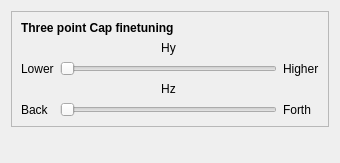
Before: the Qt Designer form src/qt_gui/cap_tweaking.ui in mavak/linux-track, drawn with Qt 5.
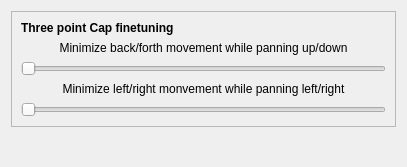
After: the same form once the commit is applied.

```diff
--- a/src/qt_gui/cap_tweaking.ui
+++ b/src/qt_gui/cap_tweaking.ui
@@ -6,8 +6,8 @@
    <rect>
     <x>0</x>
     <y>0</y>
-    <width>340</width>
-    <height>163</height>
+    <width>407</width>
+    <height>167</height>
    </rect>
   </property>
   <property name="windowTitle">
@@ -39,13 +39,6 @@
       <item>
        <layout class="QGridLayout" name="gridLayout">
         <item row="1" column="0">
-         <widget class="QLabel" name="label_5">
-          <property name="text">
-           <string>Lower</string>
-          </property>
-         </widget>
-        </item>
-        <item row="1" column="1">
          <widget class="QSlider" name="CapHy">
           <property name="minimum">
            <number>1</number>
@@ -58,60 +51,39 @@
           </property>
          </widget>
         </item>
-        <item row="1" column="2">
-         <widget class="QLabel" name="label_7">
-          <property name="text">
-           <string>Higher</string>
-          </property>
-         </widget>
-        </item>
-        <item row="2" column="1">
+        <item row="2" column="0">
          <widget class="QLabel" name="label_6">
           <property name="text">
-           <string>Hz</string>
+           <string>Minimize left/right monvement while panning left/right</string>
           </property>
           <property name="alignment">
            <set>Qt::AlignCenter</set>
           </property>
          </widget>
         </item>
-        <item row="3" column="1">
-         <widget class="QSlider" name="CapHz">
-          <property name="minimum">
-           <number>1</number>
-          </property>
-          <property name="maximum">
-           <number>299</number>
-          </property>
-          <property name="orientation">
-           <enum>Qt::Horizontal</enum>
-          </property>
-         </widget>
-        </item>
-        <item row="3" column="0">
-         <widget class="QLabel" name="label_4">
-          <property name="text">
-           <string>Back</string>
-          </property>
-         </widget>
-        </item>
-        <item row="3" column="2">
-         <widget class="QLabel" name="label_3">
-          <property name="text">
-           <string>Forth</string>
-          </property>
-         </widget>
-        </item>
-        <item row="0" column="1">
+        <item row="0" column="0">
          <widget class="QLabel" name="label_2">
           <property name="text">
-           <string>Hy</string>
+           <string>Minimize back/forth movement while panning up/down</string>
           </property>
           <property name="alignment">
            <set>Qt::AlignCenter</set>
           </property>
          </widget>
         </item>
+        <item row="3" column="0">
+         <widget class="QSlider" name="CapHz">
+          <property name="minimum">
+           <number>1</number>
+          </property>
+          <property name="maximum">
+           <number>299</number>
+          </property>
+          <property name="orientation">
+           <enum>Qt::Horizontal</enum>
+          </property>
+         </widget>
+        </item>
        </layout>
       </item>
      </layout>
```
Left out of the diff: 2 changed lines with no effect on the pictures.
